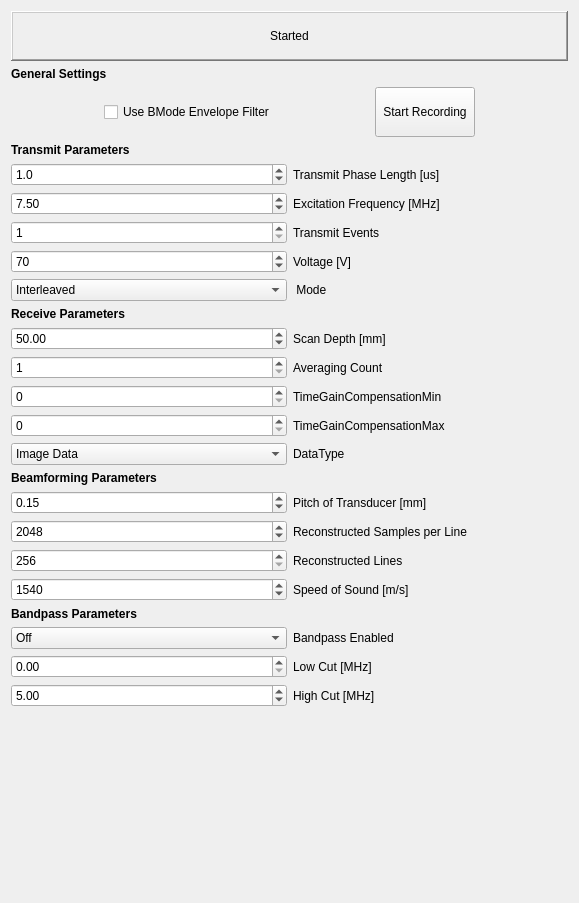
This is Modules/USUI/Qmitk/QmitkUSControlsCustomDiPhASDeviceWidget.ui in MITK/MITK as Qt 5 draws it before an edit. The edited form follows.
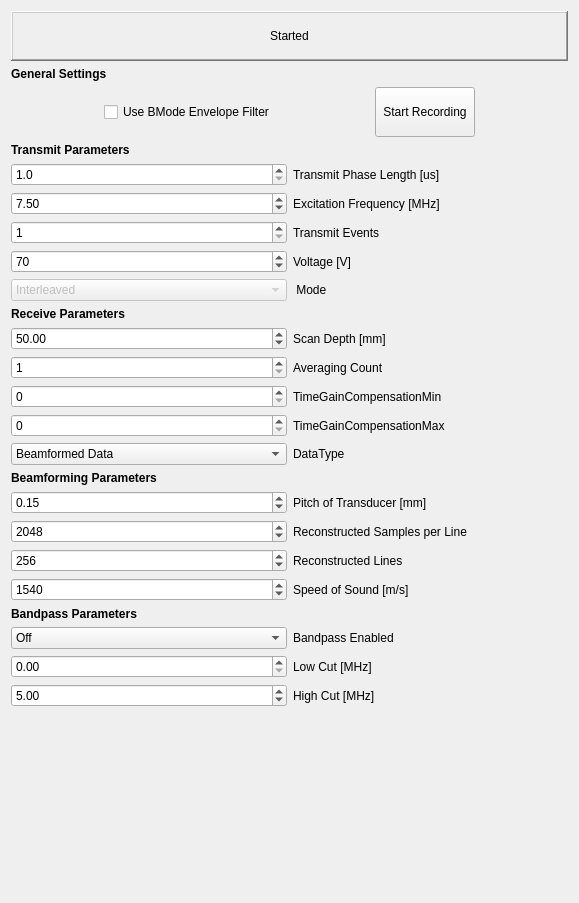
This is the edited form.

Commit message: implemented showing beamformed data instead of image data. fortified encapsulation of DiPhASImageSource. quality of life UI changes

What changed in the file:
```diff
--- a/Modules/USUI/Qmitk/QmitkUSControlsCustomDiPhASDeviceWidget.ui
+++ b/Modules/USUI/Qmitk/QmitkUSControlsCustomDiPhASDeviceWidget.ui
@@ -154,11 +154,17 @@
      </item>
      <item row="0" column="0">
       <widget class="QDoubleSpinBox" name="TransmitPhaseLength">
+       <property name="enabled">
+        <bool>true</bool>
+       </property>
+       <property name="readOnly">
+        <bool>false</bool>
+       </property>
        <property name="decimals">
         <number>1</number>
        </property>
        <property name="minimum">
-        <double>0.100000000000000</double>
+        <double>1.000000000000000</double>
        </property>
        <property name="maximum">
         <double>10000.000000000000000</double>
@@ -184,6 +190,9 @@
      </item>
      <item row="4" column="0">
       <widget class="QComboBox" name="Mode">
+       <property name="enabled">
+        <bool>false</bool>
+       </property>
        <item>
         <property name="text">
          <string>Interleaved</string>
@@ -300,11 +309,6 @@
        <property name="editable">
         <bool>false</bool>
        </property>
-       <item>
-        <property name="text">
-         <string>Image Data</string>
-        </property>
-       </item>
        <item>
         <property name="text">
          <string>Beamformed Data</string>
@@ -366,7 +370,7 @@
      <item row="3" column="0">
       <widget class="QSpinBox" name="ReconstructedLines">
        <property name="minimum">
-        <number>256</number>
+        <number>128</number>
        </property>
        <property name="maximum">
         <number>1024</number>
```
Left out of the diff: 15 changed lines with no effect on the pictures. The commit also changes 5 other files.
